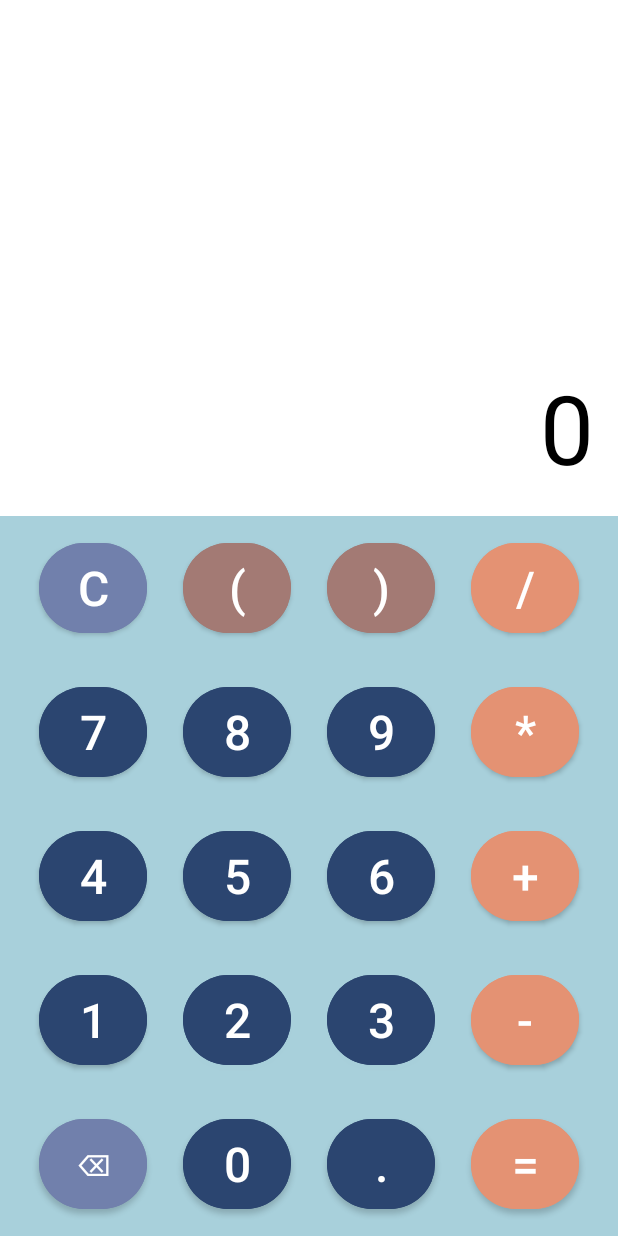
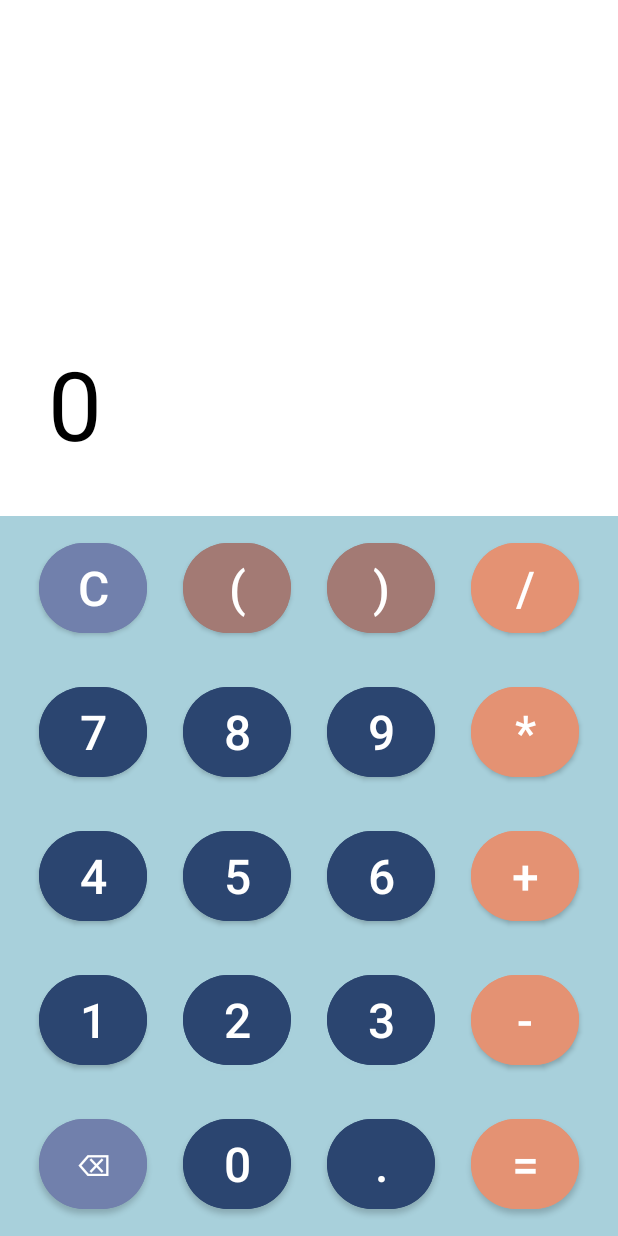
Before and after one commit to raquelmcoelho/android-calculator, an Android app: the layout activity_main.xml on its own in the app's theme, with its tools: preview values and no code run, on a phone screen of 412 x 824 dp. Run offline under Robolectric (Android 15) with nearby library versions, the light colour scheme and no system bars.

Commit message:
feat: scroll, no action bar, warning and merge correct

```diff
--- a/app/src/main/java/fr/ensicaen/calculator/view/MainActivity.java
+++ b/app/src/main/java/fr/ensicaen/calculator/view/MainActivity.java
@@ -2,18 +2,23 @@
 
 import androidx.appcompat.app.AppCompatActivity;
 import android.os.Bundle;
+import android.widget.TextView;
+import org.mariuszgromada.math.mxparser.*;
+import android.widget.HorizontalScrollView;
+import android.app.AlertDialog;
+import android.content.DialogInterface;
 import android.view.View;
- import android.widget.TextView;
+import android.widget.Toast;
 
 import com.google.android.material.button.MaterialButton;
 
 import fr.ensicaen.calculator.R;
 
 public class MainActivity extends AppCompatActivity {
+
     private TextView input;
     private String currentInput = "";
-     private double firstNumber = 0;
-     private String operator = "";
+    private HorizontalScrollView scrollView;
 
     @Override
     protected void onCreate(Bundle savedInstanceState) {
@@ -21,6 +26,7 @@
 
         setContentView(R.layout.activity_main);
 
+        scrollView = findViewById(R.id.scrollInput);
         input = findViewById(R.id.input);
         setupNumberButtons();
         setupOperatorButtons();
@@ -35,8 +41,9 @@
         View.OnClickListener listener = v -> {
             MaterialButton button = (MaterialButton) v;
             System.out.println(button.getText());
-             currentInput = button.getText().toString();
-             input.setText(currentInput);
+            currentInput += button.getText().toString();
+            updateInput();
+
         };
 
         for (int id : numberButtonIds) {
@@ -44,11 +51,19 @@
         }
     }
 
+    private void updateInput() {
+        input.setText(currentInput);
+        scrollView.post(() -> scrollView.fullScroll(HorizontalScrollView.FOCUS_RIGHT));
+
+    }
+
     private void setupOperatorButtons() {
         findViewById(R.id.btnAdd).setOnClickListener(v -> handleOperator("+"));
         findViewById(R.id.btnSubtract).setOnClickListener(v -> handleOperator("-"));
         findViewById(R.id.btnMultiply).setOnClickListener(v -> handleOperator("*"));
         findViewById(R.id.btnDivide).setOnClickListener(v -> handleOperator("/"));
+        findViewById(R.id.btnOpenParentheses).setOnClickListener(v -> handleOperator("("));
+        findViewById(R.id.btnCloseParentheses).setOnClickListener(v -> handleOperator(")"));
 
         findViewById(R.id.btnEquals).setOnClickListener(v -> calculateResult());
         findViewById(R.id.btnClear).setOnClickListener(v -> clear());
@@ -56,56 +71,50 @@
     }
 
     private void handleOperator(String op) {
-         if (!currentInput.isEmpty()) {
-             firstNumber = Double.parseDouble(currentInput);
-             operator = op;
-             currentInput = op;
-             input.setText(currentInput);
+        if (!currentInput.isEmpty() || "(".equals(op)) {
+            currentInput += op;
+            updateInput();
         }
     }
 
     private void calculateResult() {
-         if (!currentInput.isEmpty() && !operator.isEmpty()) {
-             double secondNumber = Double.parseDouble(currentInput);
-             double result = 0;
+        if (!currentInput.isEmpty()) {
+            Expression e = new Expression(currentInput);
+            mXparser.consolePrintln("Res: " + e.getExpressionString() + " = " + e.calculate());
+            if (Double.isNaN(e.calculate())) {
+//                AlertDialog.Builder builder = new AlertDialog.Builder(this);
+//                builder.setTitle("Error");
+//                builder.setMessage("invalid operation");
+//                builder.setPositiveButton("OK", new DialogInterface.OnClickListener() {
+//                    @Override
+//                    public void onClick(DialogInterface dialog, int which) {
+//                        dialog.dismiss();
+//                    }
+//                });
+//
+//                AlertDialog alertDialog = builder.create();
+//                alertDialog.show();
 
-             switch (operator) {
-                 case "+":
-                     result = firstNumber + secondNumber;
-                     break;
-                 case "-":
-                     result = firstNumber - secondNumber;
-                     break;
-                 case "*":
-                     result = firstNumber * secondNumber;
-                     break;
-                 case "/":
-                     if (secondNumber != 0) {
-                         result = firstNumber / secondNumber;
+                Toast toast = new Toast(getApplicationContext());
+                toast.setText("invalid operation");
+                toast.setDuration(Toast.LENGTH_SHORT);
+                toast.show();
             } else {
-                         input.setText("Error");
-                         return;
+                currentInput = String.valueOf(e.calculate());
+                updateInput();
             }
-                     break;
-             }
-
-             input.setText(String.valueOf(result));
-             currentInput = String.valueOf(result);
-             operator = "";
         }
     }
 
     private void clear() {
         currentInput = "";
-         firstNumber = 0;
-         operator = "";
-         input.setText("");
+        updateInput();
     }
 
     private void deleteLastCharacter() {
         if (!currentInput.isEmpty()) {
             currentInput = currentInput.substring(0, currentInput.length() - 1);
-             input.setText(currentInput);
+            updateInput();
         }
     }
 }
--- /dev/null
+++ b/app/src/main/res/layout-land/activity_main.xml
@@ -0,0 +1,375 @@
+<?xml version="1.0" encoding="utf-8"?>
+<RelativeLayout xmlns:android="http://schemas.android.com/apk/res/android"
+    xmlns:app="http://schemas.android.com/apk/res-auto"
+    xmlns:tools="http://schemas.android.com/tools"
+    android:layout_width="match_parent"
+    android:layout_height="match_parent"
+    tools:context=".view.MainActivity"
+    android:background="@color/white">
+
+    <HorizontalScrollView
+        android:id="@+id/scrollInput"
+        android:layout_width="match_parent"
+        android:layout_height="wrap_content"
+        android:scrollbars="none"
+        android:layout_above="@id/buttons_layout"
+        android:layout_margin="16dp">
+
+        <TextView
+            android:id="@+id/input"
+            android:layout_width="wrap_content"
+            android:layout_height="wrap_content"
+            android:hint="@string/hint_input"
+            android:text="@string/hint_input"
+            android:gravity="end"
+            android:singleLine="true"
+            android:ellipsize="end"
+            android:textSize="50sp"
+            android:maxLines="1"
+            android:scrollHorizontally="true"
+            android:textColor="@color/black"
+            android:textAlignment="textEnd"
+            android:enabled="false"
+            android:padding="16dp"/>
+    </HorizontalScrollView>
+
+
+    <LinearLayout
+        android:id="@+id/buttons_layout"
+        android:layout_width="match_parent"
+        android:layout_height="wrap_content"
+        android:orientation="vertical"
+        android:layout_alignParentBottom="true"
+        android:background="@color/light">
+
+        <LinearLayout
+            android:layout_width="match_parent"
+            android:layout_height="wrap_content"
+            android:gravity="center"
+            android:orientation="horizontal">
+
+
+        <com.google.android.material.button.MaterialButton
+            android:id="@+id/btnOpenParentheses"
+            android:layout_width="90dp"
+            android:layout_height="60dp"
+            android:layout_marginVertical="2dp"
+            android:layout_marginHorizontal="10dp"
+            app:cornerRadius="20dp"
+            android:fontFamily="monospace"
+            android:textSize="20sp"
+            android:text="@string/button_open_parentheses"
+            android:textColor="@color/white"
+            android:backgroundTint="@color/medium"
+            style="@style/ShapeAppearanceOverlay.Material3.FloatingActionButton"
+        />
+        <com.google.android.material.button.MaterialButton
+            android:id="@+id/btnCloseParentheses"
+            android:layout_width="90dp"
+            android:layout_height="60dp"
+            android:layout_marginVertical="2dp"
+            android:layout_marginHorizontal="10dp"
+            app:cornerRadius="20dp"
+            android:fontFamily="monospace"
+            android:textSize="20sp"
+            android:text="@string/button_close_parentheses"
+            android:textColor="@color/white"
+            android:backgroundTint="@color/medium"
+            style="@style/ShapeAppearanceOverlay.Material3.FloatingActionButton"
+        />
+
+        <com.google.android.material.button.MaterialButton
+            android:id="@+id/btnDelete"
+            android:layout_width="90dp"
+            android:layout_height="60dp"
+            android:layout_marginVertical="2dp"
+            android:layout_marginHorizontal="10dp"
+            app:cornerRadius="20dp"
+            android:fontFamily="monospace"
+            android:textSize="30sp"
+            android:text="@string/button_delete"
+            android:textColor="@color/white"
+            android:backgroundTint="@color/medium_dark"
+            style="@style/ShapeAppearanceOverlay.Material3.FloatingActionButton"
+            />
+
+
+
+            <com.google.android.material.button.MaterialButton
+                android:id="@+id/btnClear"
+                android:layout_width="90dp"
+                android:layout_height="60dp"
+                android:layout_marginVertical="2dp"
+                android:layout_marginHorizontal="10dp"
+                app:cornerRadius="20dp"
+                android:fontFamily="monospace"
+                android:textSize="20sp"
+                android:text="@string/button_clear"
+                android:textColor="@color/white"
+                android:backgroundTint="@color/medium_dark"
+                style="@style/ShapeAppearanceOverlay.Material3.FloatingActionButton"
+                />
+
+            <com.google.android.material.button.MaterialButton
+                android:id="@+id/btnDivide"
+                android:layout_width="90dp"
+                android:layout_height="60dp"
+                android:layout_marginVertical="2dp"
+                android:layout_marginHorizontal="10dp"
+                app:cornerRadius="20dp"
+                android:fontFamily="monospace"
+                android:textSize="20sp"
+                android:text="@string/button_divide"
+                android:textColor="@color/white"
+                android:backgroundTint="@color/medium_saturated"
+                style="@style/ShapeAppearanceOverlay.Material3.FloatingActionButton"
+                />
+        </LinearLayout>
+
+
+        <LinearLayout
+            android:layout_width="match_parent"
+            android:layout_height="wrap_content"
+            android:gravity="center"
+            android:orientation="horizontal">
+        <com.google.android.material.button.MaterialButton
+            android:id="@+id/btn7"
+            android:layout_width="90dp"
+            android:layout_height="60dp"
+            android:layout_marginVertical="2dp"
+            android:layout_marginHorizontal="10dp"
+            app:cornerRadius="20dp"
+            android:fontFamily="monospace"
+            android:textSize="20sp"
+            android:text="@string/button7"
+            android:textColor="@color/white"
+            android:backgroundTint="@color/dark"
+            style="@style/ShapeAppearanceOverlay.Material3.FloatingActionButton"
+            />
+        <com.google.android.material.button.MaterialButton
+            android:id="@+id/btn8"
+            android:layout_width="90dp"
+            android:layout_height="60dp"
+            android:layout_marginVertical="2dp"
+            android:layout_marginHorizontal="10dp"
+            app:cornerRadius="20dp"
+            android:fontFamily="monospace"
+            android:textSize="20sp"
+            android:text="@string/button8"
+            android:textColor="@color/white"
+            android:backgroundTint="@color/dark"
+            style="@style/ShapeAppearanceOverlay.Material3.FloatingActionButton"
+            />
+        <com.google.android.material.button.MaterialButton
+            android:id="@+id/btn9"
+            android:layout_width="90dp"
+            android:layout_height="60dp"
+            android:layout_marginVertical="2dp"
+            android:layout_marginHorizontal="10dp"
+            app:cornerRadius="20dp"
+            android:fontFamily="monospace"
+            android:textSize="20sp"
+            android:text="@string/button9"
+            android:textColor="@color/white"
+            android:backgroundTint="@color/dark"
+            style="@style/ShapeAppearanceOverlay.Material3.FloatingActionButton"
+            />
+
+            <com.google.android.material.button.MaterialButton
+                android:id="@+id/btnDot"
+                android:layout_width="90dp"
+                android:layout_height="60dp"
+                android:layout_marginVertical="2dp"
+                android:layout_marginHorizontal="10dp"
+                app:cornerRadius="20dp"
+                android:fontFamily="monospace"
+                android:textSize="20sp"
+                android:text="@string/button_dot"
+                android:textColor="@color/white"
+                android:backgroundTint="@color/dark"
+                style="@style/ShapeAppearanceOverlay.Material3.FloatingActionButton"
+                />
+
+            <com.google.android.material.button.MaterialButton
+            android:id="@+id/btnMultiply"
+            android:layout_width="90dp"
+            android:layout_height="60dp"
+            android:layout_marginVertical="2dp"
+            android:layout_marginHorizontal="10dp"
+            app:cornerRadius="20dp"
+            android:fontFamily="monospace"
+            android:textSize="20sp"
+            android:text="@string/button_multiply"
+            android:textColor="@color/white"
+            android:backgroundTint="@color/medium_saturated"
+            style="@style/ShapeAppearanceOverlay.Material3.FloatingActionButton"
+            />
+        </LinearLayout>
+
+
+        <LinearLayout
+            android:layout_width="match_parent"
+            android:layout_height="wrap_content"
+            android:gravity="center"
+            android:orientation="horizontal">
+        <com.google.android.material.button.MaterialButton
+            android:id="@+id/btn4"
+            android:layout_width="90dp"
+            android:layout_height="60dp"
+            android:layout_marginVertical="2dp"
+            android:layout_marginHorizontal="10dp"
+            app:cornerRadius="20dp"
+            android:fontFamily="monospace"
+            android:textSize="20sp"
+            android:text="@string/button4"
+            android:textColor="@color/white"
+            android:backgroundTint="@color/dark"
+            style="@style/ShapeAppearanceOverlay.Material3.FloatingActionButton"
+            />
+        <com.google.android.material.button.MaterialButton
+            android:id="@+id/btn5"
+            android:layout_width="90dp"
+            android:layout_height="60dp"
+            android:layout_marginVertical="2dp"
+            android:layout_marginHorizontal="10dp"
+            app:cornerRadius="20dp"
+            android:fontFamily="monospace"
+            android:textSize="20sp"
+            android:text="@string/button5"
+            android:textColor="@color/white"
+            android:backgroundTint="@color/dark"
+            style="@style/ShapeAppearanceOverlay.Material3.FloatingActionButton"
+            />
+        <com.google.android.material.button.MaterialButton
+            android:id="@+id/btn6"
+            android:layout_width="90dp"
+            android:layout_height="60dp"
+            android:layout_marginVertical="2dp"
+            android:layout_marginHorizontal="10dp"
+            app:cornerRadius="20dp"
+            android:fontFamily="monospace"
+            android:textSize="20sp"
+            android:text="@string/button6"
+            android:textColor="@color/white"
+            android:backgroundTint="@color/dark"
+            style="@style/ShapeAppearanceOverlay.Material3.FloatingActionButton"
+            />
+
+            <com.google.android.material.button.MaterialButton
+                android:id="@+id/btn0"
+                android:layout_width="90dp"
+                android:layout_height="60dp"
+                android:layout_marginVertical="2dp"
+                android:layout_marginHorizontal="10dp"
+                app:cornerRadius="20dp"
+                android:fontFamily="monospace"
+                android:textSize="20sp"
+                android:text="@string/button0"
+                android:textColor="@color/white"
+                android:backgroundTint="@color/dark"
+                style="@style/ShapeAppearanceOverlay.Material3.FloatingActionButton"
+                />
+
+            <com.google.android.material.button.MaterialButton
+            android:id="@+id/btnAdd"
+            android:layout_width="90dp"
+            android:layout_height="60dp"
+            android:layout_marginVertical="2dp"
+            android:layout_marginHorizontal="10dp"
+            app:cornerRadius="20dp"
+            android:fontFamily="monospace"
+            android:textSize="20sp"
+            android:text="@string/button_sum"
+            android:textColor="@color/white"
+            android:backgroundTint="@color/medium_saturated"
+            style="@style/ShapeAppearanceOverlay.Material3.FloatingActionButton"
+            />
+        </LinearLayout>
+
+
+        <LinearLayout
+            android:layout_width="match_parent"
+            android:layout_height="wrap_content"
+            android:gravity="center"
+            android:orientation="horizontal">
+        <com.google.android.material.button.MaterialButton
+            android:id="@+id/btn1"
+            android:layout_width="90dp"
+            android:layout_height="60dp"
+            android:layout_marginVertical="2dp"
+            android:layout_marginHorizontal="10dp"
+            app:cornerRadius="20dp"
+            android:fontFamily="monospace"
+            android:textSize="20sp"
+            android:text="@string/button1"
+            android:textColor="@color/white"
+            android:backgroundTint="@color/dark"
+            style="@style/ShapeAppearanceOverlay.Material3.FloatingActionButton"
+            />
+        <com.google.android.material.button.MaterialButton
+            android:id="@+id/btn2"
+            android:layout_width="90dp"
+            android:layout_height="60dp"
+            android:layout_marginVertical="2dp"
+            android:layout_marginHorizontal="10dp"
+            app:cornerRadius="20dp"
+            android:fontFamily="monospace"
+            android:textSize="20sp"
+            android:text="@string/button2"
+            android:textColor="@color/white"
+            android:backgroundTint="@color/dark"
+            style="@style/ShapeAppearanceOverlay.Material3.FloatingActionButton"
+            />
+        <com.google.android.material.button.MaterialButton
+            android:id="@+id/btn3"
+            android:layout_width="90dp"
+            android:layout_height="60dp"
+            android:layout_marginVertical="2dp"
+            android:layout_marginHorizontal="10dp"
+            app:cornerRadius="20dp"
+            android:fontFamily="monospace"
+            android:textSize="20sp"
+            android:text="@string/button3"
+            android:textColor="@color/white"
+            android:backgroundTint="@color/dark"
+            style="@style/ShapeAppearanceOverlay.Material3.FloatingActionButton"
+            />
+
+
+
+            <com.google.android.material.button.MaterialButton
+                android:id="@+id/btnEquals"
+                android:layout_width="90dp"
+                android:layout_height="60dp"
+                android:layout_marginVertical="2dp"
+                android:layout_marginHorizontal="10dp"
+                app:cornerRadius="20dp"
+                android:fontFamily="monospace"
+                android:textSize="20sp"
+                android:text="@string/button_equals"
+                android:textColor="@color/white"
+                android:backgroundTint="@color/medium_saturated"
+                style="@style/ShapeAppearanceOverlay.Material3.FloatingActionButton"
+                />
+
+
+
+            <com.google.android.material.button.MaterialButton
+            android:id="@+id/btnSubtract"
+            android:layout_width="90dp"
+            android:layout_height="60dp"
+            android:layout_marginVertical="2dp"
+            android:layout_marginHorizontal="10dp"
+            app:cornerRadius="20dp"
+            android:fontFamily="monospace"
+            android:textSize="20sp"
+            android:text="@string/button_subtract"
+            android:textColor="@color/white"
+            android:backgroundTint="@color/medium_saturated"
+            style="@style/ShapeAppearanceOverlay.Material3.FloatingActionButton"
+            />
+            </LinearLayout>
+
+
+</LinearLayout>
+</RelativeLayout>
--- a/app/src/main/res/layout/activity_main.xml
+++ b/app/src/main/res/layout/activity_main.xml
@@ -7,18 +7,31 @@
     tools:context=".view.MainActivity"
     android:background="@color/white">
 
+    <HorizontalScrollView
+        android:id="@+id/scrollInput"
+        android:layout_width="match_parent"
+        android:layout_height="wrap_content"
+        android:scrollbars="none"
+        android:layout_above="@id/buttons_layout"
+        android:layout_margin="16dp">
+
         <TextView
             android:id="@+id/input"
-        android:layout_width="match_parent"
+            android:layout_width="wrap_content"
             android:layout_height="wrap_content"
             android:hint="@string/hint_input"
             android:text="@string/hint_input"
+            android:gravity="end"
+            android:singleLine="true"
+            android:ellipsize="end"
             android:textSize="64sp"
+            android:maxLines="1"
+            android:scrollHorizontally="true"
             android:textColor="@color/black"
             android:textAlignment="textEnd"
-        android:layout_above="@id/buttons_layout"
             android:enabled="false"
-        android:layout_margin="16dp"/>
+            android:padding="16dp"/>
+    </HorizontalScrollView>
 
 
     <LinearLayout
--- a/app/src/main/res/values-night/themes.xml
+++ b/app/src/main/res/values-night/themes.xml
@@ -1,6 +1,6 @@
 <resources xmlns:tools="http://schemas.android.com/tools">
   <!-- Base application theme. -->
-  <style name="Theme.Calculator" parent="Theme.MaterialComponents.DayNight.DarkActionBar">
+  <style name="Theme.Calculator" parent="Theme.MaterialComponents.DayNight.NoActionBar">
       <!-- Primary brand color. -->
       <item name="colorPrimary">@color/dark</item>
       <item name="colorPrimaryVariant">@color/medium_dark</item>
--- a/app/src/main/res/values/themes.xml
+++ b/app/src/main/res/values/themes.xml
@@ -1,6 +1,6 @@
 <resources xmlns:tools="http://schemas.android.com/tools">
   <!-- Base application theme. -->
-  <style name="Theme.Calculator" parent="Theme.MaterialComponents.DayNight.DarkActionBar">
+  <style name="Theme.Calculator" parent="Theme.MaterialComponents.DayNight.NoActionBar">
       <!-- Primary brand color. -->
       <item name="colorPrimary">@color/dark</item>
       <item name="colorPrimaryVariant">@color/medium_dark</item>
```
Lines whose indentation alone changed are shown as unchanged.
